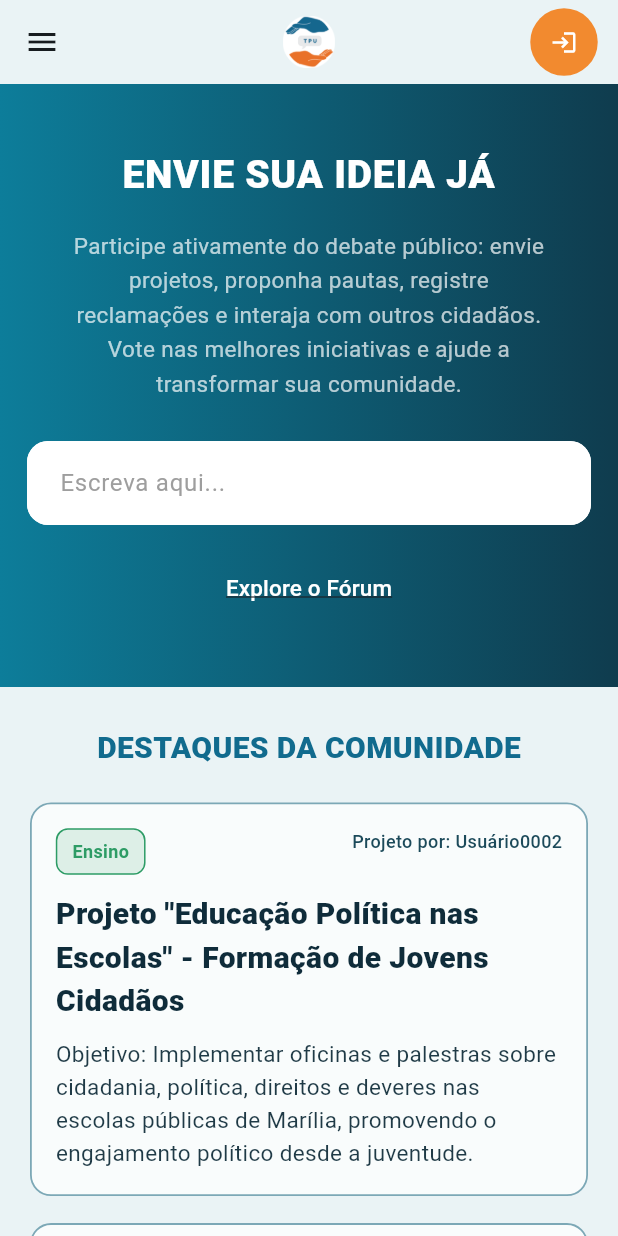
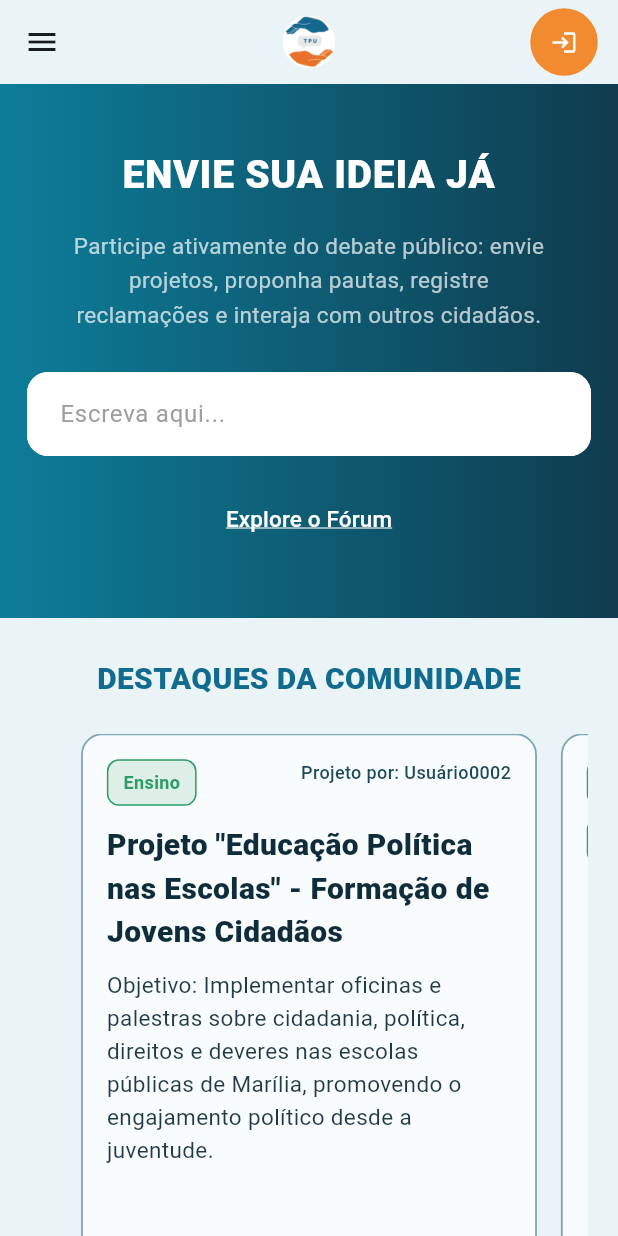
Before and after one commit to BrunaMiyamoto/app_todosporum, a Flutter app: the screen it shows after launch, on a phone screen of 412 x 824 dp. Run offline on Flutter 3.47's test engine with Material 3 defaults, Android fonts, the phone set to English and light mode, and no system bars.

Commit message:
Implementação de rolagem horizontal de cards

```diff
--- a/lib/main.dart
+++ b/lib/main.dart
@@ -330,7 +330,7 @@ class HeroSection extends StatelessWidget {
           const Padding(
             padding: EdgeInsets.symmetric(horizontal: 24),
             child: Text(
-              'Participe ativamente do debate público: envie projetos, proponha pautas, registre reclamações e interaja com outros cidadãos. Vote nas melhores iniciativas e ajude a transformar sua comunidade.',
+              'Participe ativamente do debate público: envie projetos, proponha pautas, registre reclamações e interaja com outros cidadãos.',
               textAlign: TextAlign.center,
               style: TextStyle(
                 color: Colors.white70,
@@ -380,6 +380,7 @@ class HeroSection extends StatelessWidget {
               style: TextStyle(
                 fontSize: 15,
                 decoration: TextDecoration.underline,
+                decorationColor: Colors.white,
               ),
             ),
           ),
@@ -389,40 +390,59 @@ class HeroSection extends StatelessWidget {
   }
 }
 
-class CommunityHighlights extends StatelessWidget {
+class CommunityHighlights extends StatefulWidget {
   const CommunityHighlights({super.key});
 
   @override
-  Widget build(BuildContext context) {
-    final cards = [
+  State<CommunityHighlights> createState() => _CommunityHighlightsState();
+}
+
+class _CommunityHighlightsState extends State<CommunityHighlights> {
+  late final PageController _pageController;
+
+  final List<CommunityCard> cards = const [
     CommunityCard(
-        tags: const ['Ensino'],
+      tags: ['Ensino'],
       title:
           'Projeto "Educação Política nas Escolas" - Formação de Jovens Cidadãos',
       description:
           'Objetivo: Implementar oficinas e palestras sobre cidadania, política, direitos e deveres nas escolas públicas de Marília, promovendo o engajamento político desde a juventude.',
       author: 'Projeto por: Usuário0002',
-        accent: const Color(0xFF2E9C66),
+      accent: Color(0xFF2E9C66),
     ),
     CommunityCard(
-        tags: const ['Infraestrutura', 'Natureza'],
+      tags: ['Infraestrutura', 'Natureza'],
       title: 'Projeto "Praça Viva" - Revitalização de Espaços Públicos',
       description:
           'Objetivo: Transformar praças abandonadas ou pouco utilizadas em espaços comunitários ativos, com infraestrutura básica (bancos, iluminação, lixeiras), área verde, brinquedos para crianças e espaços para atividades culturais e esportivas.',
       author: 'Projeto por: Usuário0003',
-        accent: const Color(0xFF2E9C66),
+      accent: Color(0xFF2E9C66),
     ),
     CommunityCard(
-        tags: const ['Comunicação', 'Tecnologia'],
+      tags: ['Comunicação', 'Tecnologia'],
       title:
           'Projeto "Ouvidoria Cidadã Digital" - Plataforma de Escuta Popular',
       description:
           'Objetivo: Criar um canal digital de escuta permanente do povo, onde qualquer cidadão possa registrar sugestões, reclamações e ideias diretamente vinculadas às secretarias municipais e vereadores.',
       author: 'Projeto por: Todos por Um',
-        accent: const Color(0xFF2E9C66),
+      accent: Color(0xFF2E9C66),
     ),
   ];
 
+  @override
+  void initState() {
+    super.initState();
+    _pageController = PageController(viewportFraction: 0.86);
+  }
+
+  @override
+  void dispose() {
+    _pageController.dispose();
+    super.dispose();
+  }
+
+  @override
+  Widget build(BuildContext context) {
     return Container(
       width: double.infinity,
       color: const Color(0xFFEAF3F5),
@@ -442,10 +462,19 @@ class CommunityHighlights extends StatelessWidget {
                 ),
               ),
               const SizedBox(height: 22),
-              ...cards.map(
-                (card) => Padding(
-                  padding: const EdgeInsets.only(bottom: 18),
-                  child: card,
+              SizedBox(
+                height: 360,
+                child: PageView.builder(
+                  controller: _pageController,
+                  scrollDirection: Axis.horizontal,
+                  padEnds: true,
+                  itemCount: cards.length,
+                  itemBuilder: (context, index) {
+                    return Padding(
+                      padding: const EdgeInsets.symmetric(horizontal: 8),
+                      child: cards[index],
+                    );
+                  },
                 ),
               ),
             ],
@@ -568,44 +597,44 @@ class BottomFooter extends StatelessWidget {
           constraints: const BoxConstraints(maxWidth: 1000),
           child: Column(
             children: [
-              const SizedBox(height: 8),
-              Wrap(
-                alignment: WrapAlignment.center,
-                spacing: 28,
-                runSpacing: 12,
-                children: const [
-                  FooterColumn(
-                    title: 'Fórum',
-                    items: [
-                      'Posts em destaque',
-                      'Sua conta',
-                      'Suas postagens',
-                      'Segurança e privacidade',
-                      'Acessibilidade',
-                    ],
-                  ),
-                  FooterColumn(
-                    title: 'Sobre nós',
-                    items: ['Sobre o projeto', 'Nossos objetivos'],
-                  ),
-                  FooterColumn(title: 'Contato', items: ['Entre em contato']),
-                  FooterColumn(
-                    title: 'Aprenda',
-                    items: ['Sobre', 'Vídeos', 'Artigos'],
-                  ),
-                  FooterColumn(
-                    title: 'Nossas políticas',
-                    items: [
-                      'Políticas de privacidade',
-                      'Políticas de cookies',
-                      'Termos de Uso',
-                    ],
-                  ),
-                ],
-              ),
-              const SizedBox(height: 22),
-              const Divider(color: Colors.white54, thickness: 1),
-              const SizedBox(height: 12),
+              // const SizedBox(height: 8),
+              // Wrap(
+              //   alignment: WrapAlignment.center,
+              //   spacing: 28,
+              //   runSpacing: 12,
+              //   children: const [
+              //     FooterColumn(
+              //       title: 'Fórum',
+              //       items: [
+              //         'Posts em destaque',
+              //         'Sua conta',
+              //         'Suas postagens',
+              //         'Segurança e privacidade',
+              //         'Acessibilidade',
+              //       ],
+              //     ),
+              //     FooterColumn(
+              //       title: 'Sobre nós',
+              //       items: ['Sobre o projeto', 'Nossos objetivos'],
+              //     ),
+              //     FooterColumn(title: 'Contato', items: ['Entre em contato']),
+              //     FooterColumn(
+              //       title: 'Aprenda',
+              //       items: ['Sobre', 'Vídeos', 'Artigos'],
+              //     ),
+              //     FooterColumn(
+              //       title: 'Nossas políticas',
+              //       items: [
+              //         'Políticas de privacidade',
+              //         'Políticas de cookies',
+              //         'Termos de Uso',
+              //       ],
+              //     ),
+              //   ],
+              // ),
+              // const SizedBox(height: 22),
+              // const Divider(color: Colors.white54, thickness: 1),
+              // const SizedBox(height: 12),
               const Text(
                 'Todos os direitos reservados',
                 style: TextStyle(color: Colors.white70, fontSize: 12),
```
Lines whose indentation alone changed are shown as unchanged.
